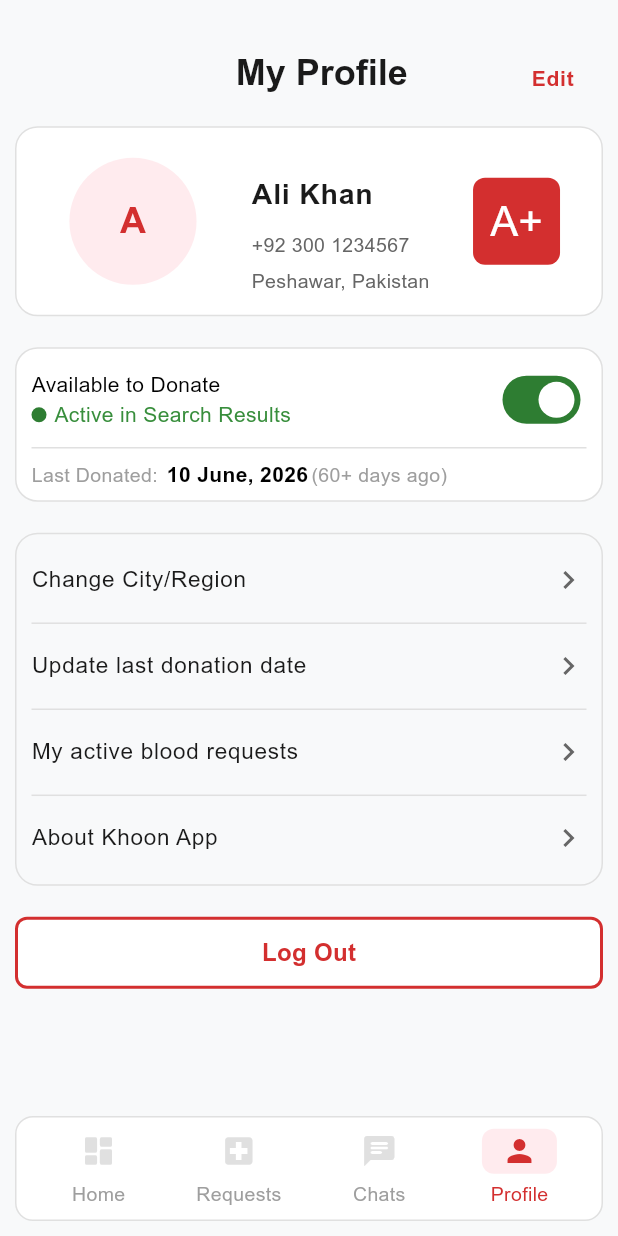
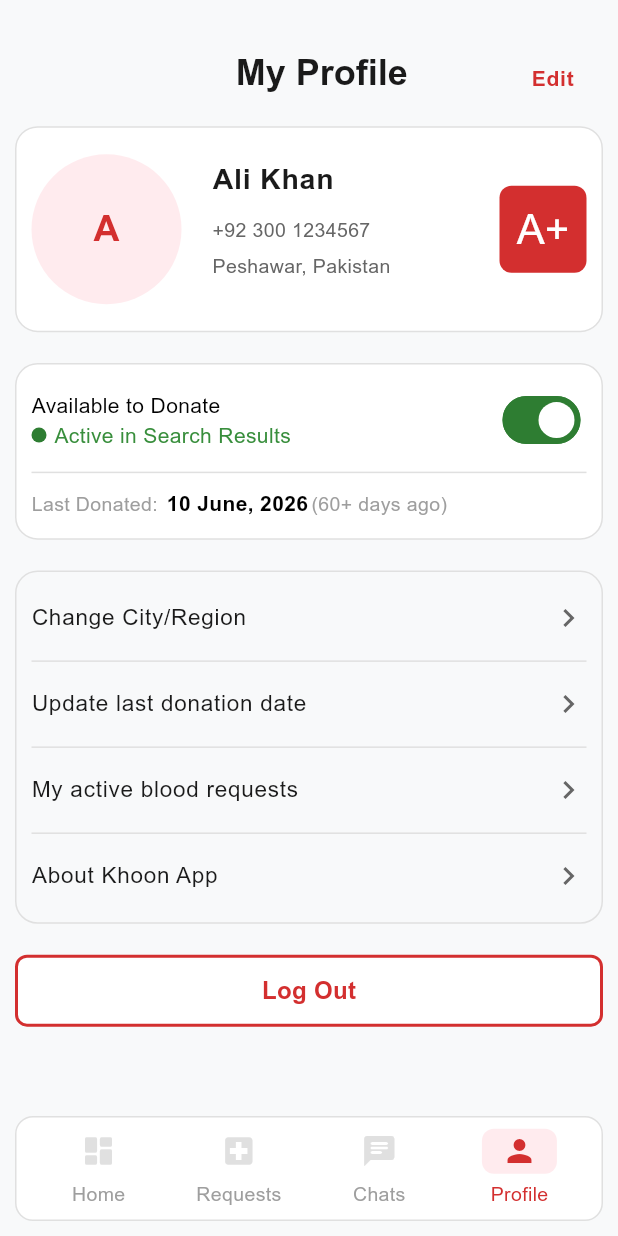
Before and after one commit to rayansattarkhan/khoon_app, a Flutter app: the HomeNavigationBar screen opened directly, item 4 of the bottom bar chosen, on a phone screen of 412 x 824 dp. Run offline on Flutter 3.47's test engine with Material 3 defaults, Android fonts, the light colour scheme and no system bars; statements that could not run were skipped.

Commit message:
Switch widgets adjusted in ProfileScreen and RegisterScreen

```diff
--- a/lib/views/home_navigation_bar/screens/profile_screen.dart
+++ b/lib/views/home_navigation_bar/screens/profile_screen.dart
@@ -2,6 +2,7 @@
 import 'package:khoon_app/core/theme/theme_constants/my_colors.dart';
 import 'package:khoon_app/core/theme/theme_constants/my_text_colors.dart';
 import 'package:khoon_app/core/ui_components/buttons/outlined_button.dart';
+import 'package:khoon_app/view_models/donor_availability/donor_availability.dart';
 import 'package:khoon_app/views/auth_views/sign_in_screen.dart';
 
 class ProfileScreen extends StatefulWidget {
@@ -39,15 +40,14 @@
           ),
           SizedBox(height: screenHeight / 40),
           Container(
-            padding: .all(20),
-            height: screenHeight / 6.5,
+            padding: .all(10),
+            height: screenHeight / 6,
             decoration: BoxDecoration(
               color: MyColors.white,
               borderRadius: .circular(15),
               border: .all(color: MyColors.lightGrey),
             ),
             child: Row(
-              mainAxisAlignment: .spaceEvenly,
               children: [
                 CircleAvatar(
                   backgroundColor: MyColors.lightPink,
@@ -58,9 +58,8 @@
                         .copyWith(color: MyTextColors.redAccent),
                   ),
                 ),
-                SizedBox(width: screenWidth / 30),
+                SizedBox(width: screenWidth / 20),
                 Column(
-                  // mainAxisAlignment: .space,
                   crossAxisAlignment: .start,
                   children: [
                     SizedBox(height: 10),
@@ -83,7 +82,7 @@
                     ),
                   ],
                 ),
-                SizedBox(width: screenWidth / 30),
+                Spacer(),
                 Container(
                   width: 58,
                   height: 58,
@@ -106,7 +105,7 @@
           Container(
             padding: .all(10),
             width: .infinity,
-            height: screenHeight / 8,
+            height: screenHeight / 7,
             decoration: BoxDecoration(
               color: MyColors.white,
               borderRadius: .circular(15),
@@ -154,8 +153,19 @@
                     Spacer(),
                     Switch(
                       activeTrackColor: MyColors.darkGreen,
-                      value: true,
-                      onChanged: (onChanged) {},
+                      inactiveTrackColor: MyColors.lightGrey,
+                      inactiveThumbColor: MyColors.mediumGrey,
+                      trackOutlineColor: .resolveWith(((states) {
+                        return states.contains(WidgetState.selected)
+                            ? MyColors.darkGreen
+                            : MyColors.mediumGrey;
+                      })),
+                      value: DonorAvailability.donorAvailable,
+                      onChanged: (value) {
+                        setState(() {
+                          DonorAvailability.donorAvailable = value;
+                        });
+                      },
                     ),
                   ],
                 ),
```
Also changed, not shown: lib/views/auth_views/register_screen.dart (+11 -2 lines).
